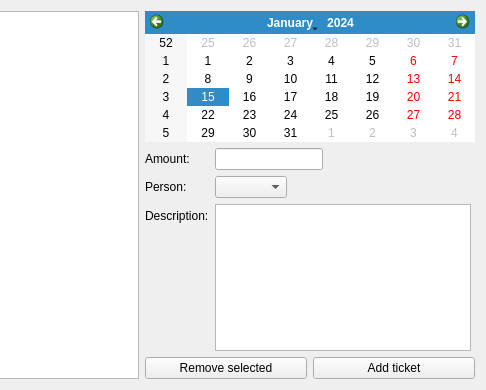
This is KCPlugins/Ticket/ticket.ui in louvainlinux/KapCompta as Qt 5 draws it before an edit; both pictures show x 367 to 853 and y 0 to 390 of the 853 by 390 pixel window. The edited form follows.
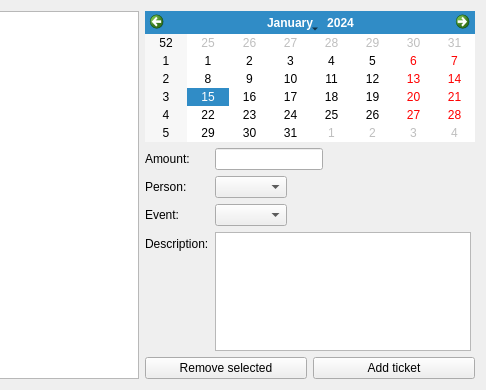
This is the edited form.

Commit message: bound the tickets to the events as well

```diff
--- a/KCPlugins/Ticket/ticket.ui
+++ b/KCPlugins/Ticket/ticket.ui
@@ -60,19 +60,29 @@
          </property>
         </widget>
        </item>
-       <item row="2" column="0">
+       <item row="3" column="0">
         <widget class="QLabel" name="label_4">
          <property name="text">
           <string>Description:</string>
          </property>
         </widget>
        </item>
-       <item row="2" column="1">
+       <item row="3" column="1">
         <widget class="QTextEdit" name="description"/>
        </item>
        <item row="1" column="1">
         <widget class="QComboBox" name="person"/>
        </item>
+       <item row="2" column="1">
+        <widget class="QComboBox" name="event"/>
+       </item>
+       <item row="2" column="0">
+        <widget class="QLabel" name="label">
+         <property name="text">
+          <string>Event:</string>
+         </property>
+        </widget>
+       </item>
       </layout>
      </item>
      <item>
```
The commit also changes 2 other files.
